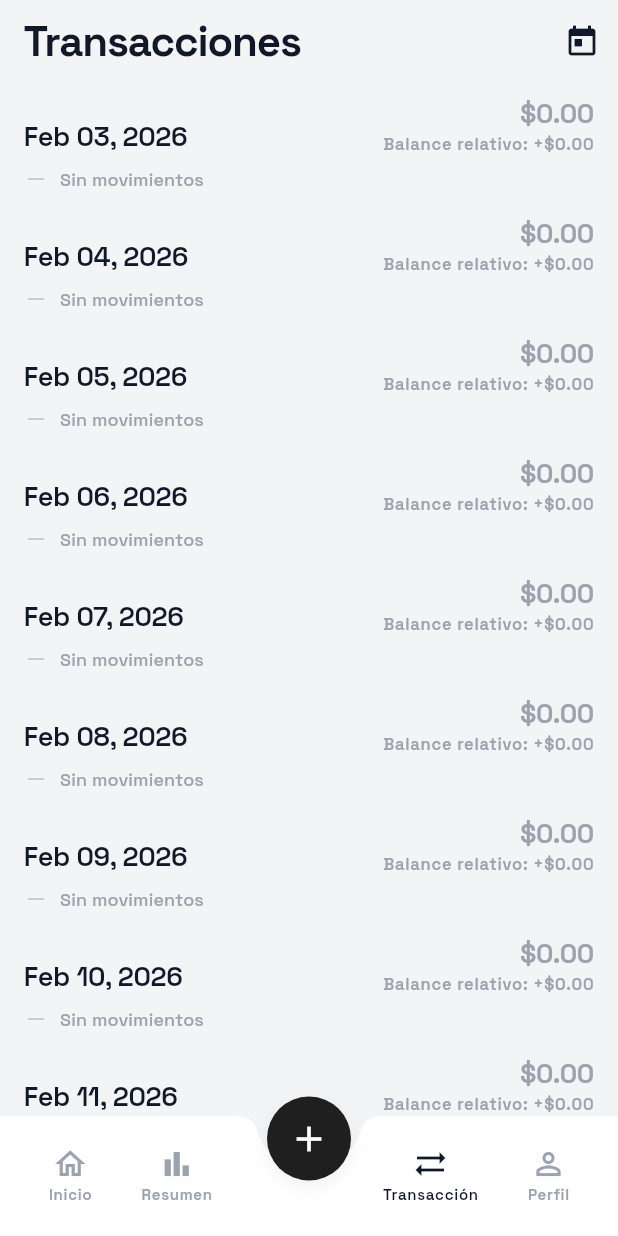
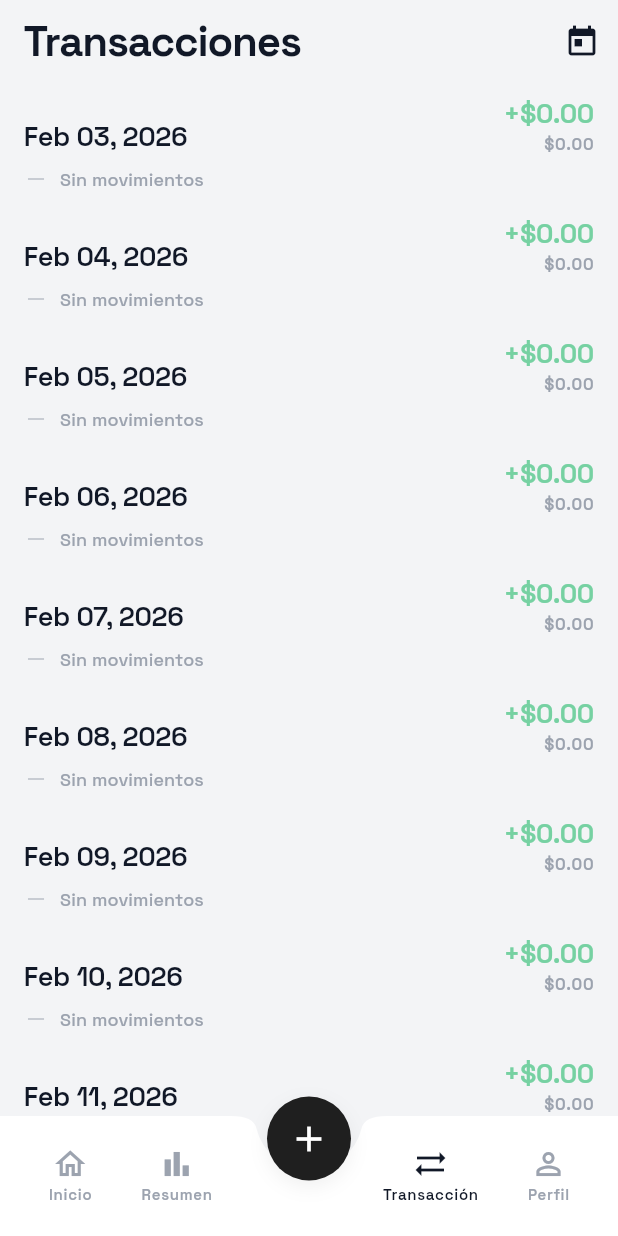
Before and after one commit to kaosom/spend, a Flutter app: the screen it shows after launch, item 3 of the bottom bar chosen, on a phone screen of 412 x 824 dp. Run offline on Flutter 3.47's test engine with Material 3 defaults, Android fonts, the phone set to English and light mode, and no system bars; drawn by our look-alikes of scrollable_positioned_list; our stand-ins replace equatable, file_picker, flutter_secure_storage, get, google_fonts, shared_preferences; missing offline and left inert: encrypt, pointycastle; accounts and stored records are empty.

Commit message:
Swap daily net and cumulative balance visibility in calendar

```diff
--- a/lib/features/shell/tabs/transactions_tab.dart
+++ b/lib/features/shell/tabs/transactions_tab.dart
@@ -263,15 +263,17 @@ class _TransactionsTabState extends State<TransactionsTab> {
                           crossAxisAlignment: CrossAxisAlignment.end,
                           children: [
                             Text(
-                              netText,
+                              cumulativeText,
                               style: AvidTokens.heading4.copyWith(
-                                color: netColor,
+                                color: isPositiveBalance
+                                    ? AvidTokens.accentSuccess
+                                    : AvidTokens.textPrimary,
                               ),
                             ),
                             Text(
-                              'Balance relativo: $cumulativeText',
+                              netText,
                               style: AvidTokens.labelSmall.copyWith(
-                                color: AvidTokens.textTertiary,
+                                color: netColor,
                               ),
                             ),
                           ],
```
